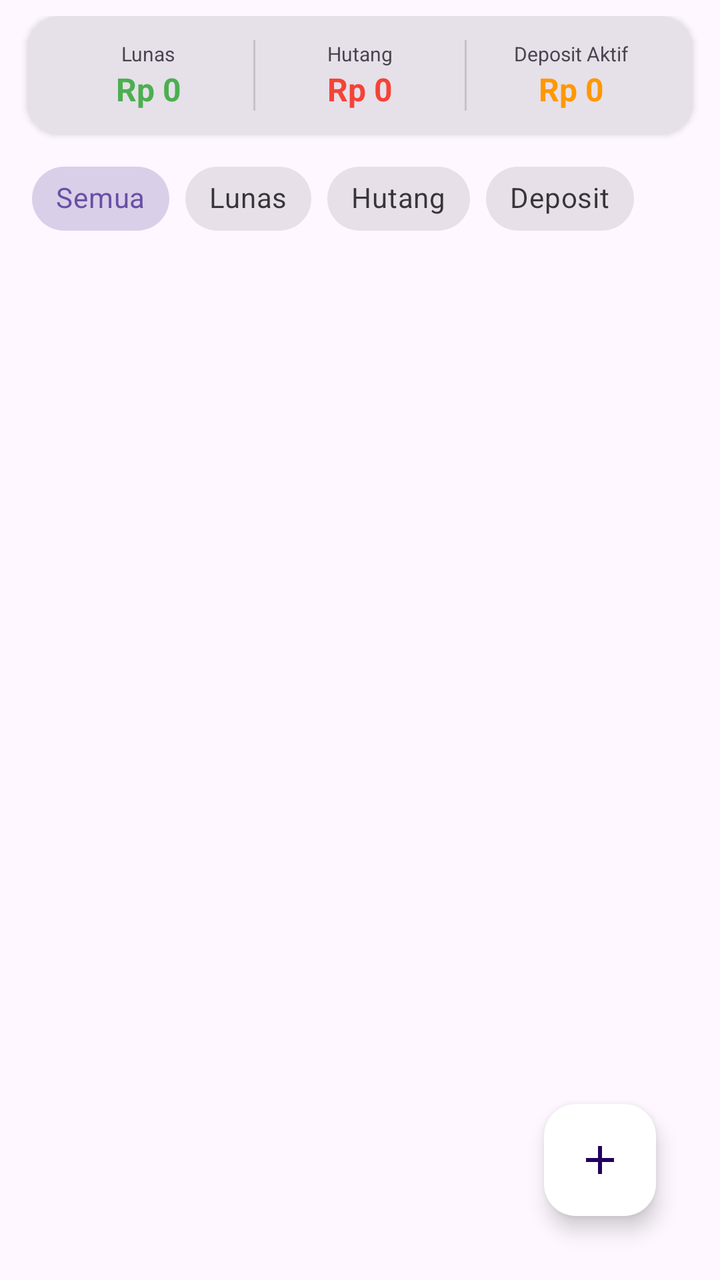
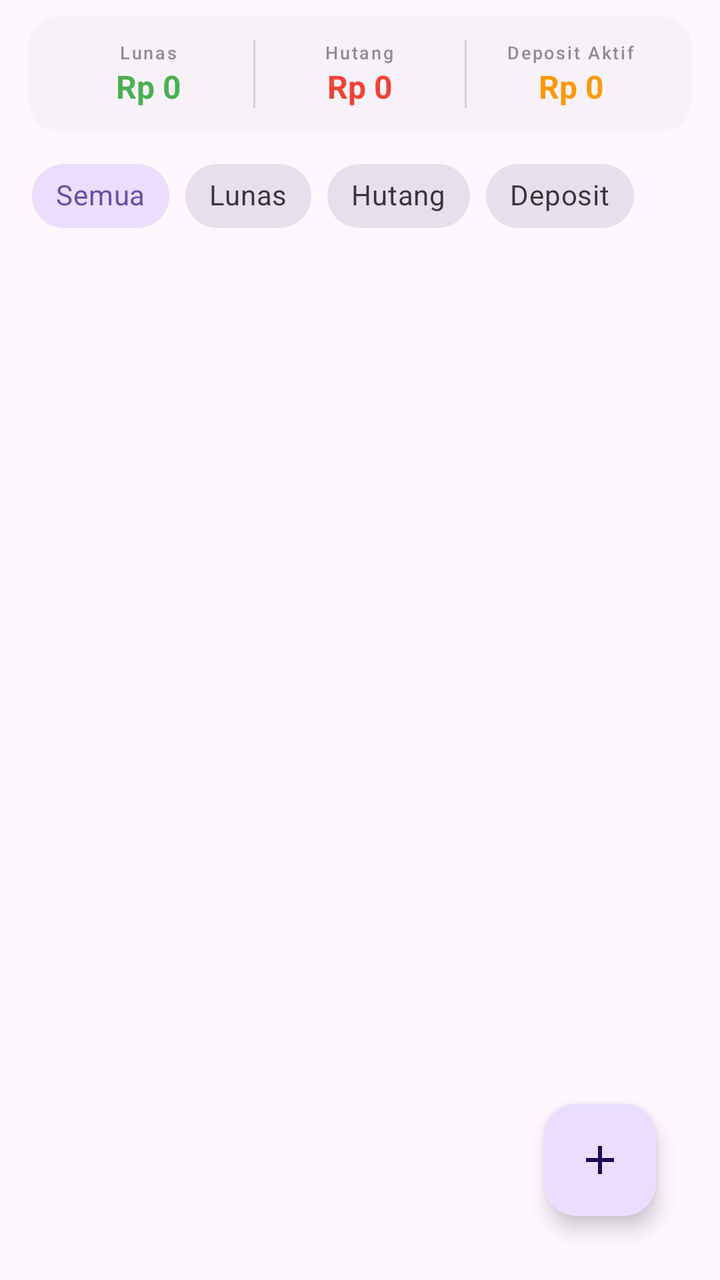

Compare the two renders of this Android layout. The source of the first and the diff that turns it into the second are given below.
<!-- AndroidManifest.xml: application theme AppTheme -->
<!-- res/layout/fragment_transaksi.xml -->
<?xml version="1.0" encoding="utf-8"?>
<androidx.constraintlayout.widget.ConstraintLayout
     xmlns:android="http://schemas.android.com/apk/res/android"
     xmlns:app="http://schemas.android.com/apk/res-auto"
     android:layout_height="match_parent"
     android:layout_width="match_parent"
     android:padding="8dp">

    <com.google.android.material.card.MaterialCardView
         android:layout_height="wrap_content"
         android:layout_width="match_parent"
         android:clickable="true"
         android:layout_margin="6dp"
         app:cardElevation="2dp"
         style="?attr/materialCardViewFilledStyle"
         app:cardCornerRadius="16dp"
         android:focusable="true"
         android:id="@+id/card_summary"
         android:foreground="?android:attr/selectableItemBackground">

        <LinearLayout
             android:layout_height="wrap_content"
             android:layout_width="match_parent"
             android:padding="12dp"
             android:orientation="vertical">

            <LinearLayout
                 android:layout_height="wrap_content"
                 android:layout_width="match_parent"
                 android:orientation="horizontal"
                 android:baselineAligned="false">

                <LinearLayout
                     android:layout_height="wrap_content"
                     android:layout_width="0dp"
                     android:gravity="center"
                     android:orientation="vertical"
                     android:layout_weight="1">

                    <TextView
                         android:layout_height="wrap_content"
                         android:layout_width="wrap_content"
                         android:textSize="10sp"
                         android:text="Lunas" />

                    <TextView
                         android:layout_height="wrap_content"
                         android:layout_width="wrap_content"
                         android:textSize="16sp"
                         android:textColor="#4CAF50"
                         android:id="@+id/tv_total_lunas"
                         android:text="Rp 0"
                         android:textStyle="bold" />

                </LinearLayout>

                <View
                     android:layout_height="match_parent"
                     android:layout_width="1dp"
                     android:background="?attr/colorOnSurfaceVariant"
                     android:alpha="0.2"
                     android:layout_marginHorizontal="4dp" />

                <LinearLayout
                     android:layout_height="wrap_content"
                     android:layout_width="0dp"
                     android:gravity="center"
                     android:orientation="vertical"
                     android:layout_weight="1">

                    <TextView
                         android:layout_height="wrap_content"
                         android:layout_width="wrap_content"
                         android:textSize="10sp"
                         android:text="Hutang" />

                    <TextView
                         android:layout_height="wrap_content"
                         android:layout_width="wrap_content"
                         android:textSize="16sp"
                         android:textColor="#F44336"
                         android:id="@+id/tv_total_hutang"
                         android:text="Rp 0"
                         android:textStyle="bold" />

                </LinearLayout>

                <View
                     android:layout_height="match_parent"
                     android:layout_width="1dp"
                     android:background="?attr/colorOnSurfaceVariant"
                     android:alpha="0.2"
                     android:layout_marginHorizontal="4dp" />

                <LinearLayout
                     android:layout_height="wrap_content"
                     android:layout_width="0dp"
                     android:gravity="center"
                     android:orientation="vertical"
                     android:layout_weight="1">

                    <TextView
                         android:layout_height="wrap_content"
                         android:layout_width="wrap_content"
                         android:textSize="10sp"
                         android:text="Deposit Aktif" />

                    <TextView
                         android:layout_height="wrap_content"
                         android:layout_width="wrap_content"
                         android:textSize="16sp"
                         android:textColor="#FF9800"
                         android:id="@+id/tv_total_deposit"
                         android:text="Rp 0"
                         android:textStyle="bold" />

                </LinearLayout>

            </LinearLayout>

            <com.github.mikephil.charting.charts.BarChart
                 android:layout_height="200dp"
                 android:layout_width="match_parent"
                 android:visibility="gone"
                 android:layout_marginBottom="8dp"
                 android:id="@+id/barChart" />

        </LinearLayout>

    </com.google.android.material.card.MaterialCardView>

    <com.google.android.material.chip.ChipGroup
         android:layout_height="wrap_content"
         android:layout_width="match_parent"
         app:singleSelection="true"
         android:layout_marginTop="8dp"
         android:layout_marginStart="8dp"
         app:selectionRequired="true"
         app:layout_constraintTop_toBottomOf="@id/card_summary"
         android:id="@+id/chip_group_filter">

        <com.google.android.material.chip.Chip
             android:layout_height="wrap_content"
             android:layout_width="wrap_content"
             app:rippleColor="?attr/colorPrimary"
             style="@style/Widget.MaterialComponents.Chip.Choice"
             android:checked="true"
             android:id="@+id/chip_all"
             android:text="Semua" />

        <com.google.android.material.chip.Chip
             android:layout_height="wrap_content"
             android:layout_width="wrap_content"
             app:rippleColor="#4CAF50"
             style="@style/Widget.MaterialComponents.Chip.Choice"
             android:id="@+id/chip_lunas"
             android:text="Lunas" />

        <com.google.android.material.chip.Chip
             android:layout_height="wrap_content"
             android:layout_width="wrap_content"
             app:rippleColor="#F44336"
             style="@style/Widget.MaterialComponents.Chip.Choice"
             android:id="@+id/chip_hutang"
             android:text="Hutang" />

        <com.google.android.material.chip.Chip
             android:layout_height="wrap_content"
             android:layout_width="wrap_content"
             app:rippleColor="#FF9800"
             style="@style/Widget.MaterialComponents.Chip.Choice"
             android:id="@+id/chip_deposit"
             android:text="Deposit" />

    </com.google.android.material.chip.ChipGroup>

    <LinearLayout
         android:layout_height="wrap_content"
         android:layout_width="wrap_content"
         android:visibility="gone"
         android:gravity="center"
         android:orientation="vertical"
         app:layout_constraintStart_toStartOf="parent"
         app:layout_constraintEnd_toEndOf="parent"
         app:layout_constraintBottom_toBottomOf="parent"
         app:layout_constraintTop_toBottomOf="@id/chip_group_filter"
         android:id="@+id/layout_empty">

        <ImageView
             android:layout_height="120dp"
             android:layout_width="120dp"
             android:src="@drawable/ic_empty_box"
             android:alpha="0.5"
             app:tint="?attr/colorOnSurfaceVariant" />

        <TextView
             android:layout_height="wrap_content"
             android:layout_width="wrap_content"
             android:alpha="0.6"
             android:textSize="16sp"
             android:textColor="?attr/colorOnSurfaceVariant"
             android:layout_marginTop="12dp"
             android:id="@+id/tv_empty_msg"
             android:text="Belum ada transaksi"
             android:textStyle="bold" />

        <TextView
             android:layout_height="wrap_content"
             android:layout_width="wrap_content"
             android:alpha="0.5"
             android:textSize="12sp"
             android:textColor="?attr/colorOnSurfaceVariant"
             android:text="Klik tombol + untuk menambah" />

    </LinearLayout>

    <androidx.recyclerview.widget.RecyclerView
         android:layout_height="0dp"
         android:layout_width="match_parent"
         android:layout_marginTop="8dp"
         app:layout_constraintBottom_toBottomOf="parent"
         app:layoutManager="androidx.recyclerview.widget.LinearLayoutManager"
         app:layout_constraintTop_toBottomOf="@id/chip_group_filter"
         android:id="@+id/rv_transaksi" />

    <com.google.android.material.floatingactionbutton.FloatingActionButton
         android:layout_height="wrap_content"
         android:layout_width="wrap_content"
         android:layout_marginBottom="24dp"
         android:layout_marginEnd="24dp"
         android:contentDescription="Tambah Transaksi"
         app:backgroundTint="?attr/colorOnPrimary"
         app:layout_constraintEnd_toEndOf="parent"
         app:layout_constraintBottom_toBottomOf="parent"
         app:srcCompat="@drawable/ic_add"
         android:id="@+id/fab_add_transaksi" />

</androidx.constraintlayout.widget.ConstraintLayout>
<!-- resources referenced by this layout -->
<resources>
  <!-- drawable ic_add (drawable) -->
  <vector
          xmlns:android="http://schemas.android.com/apk/res/android"
      android:width="24dp"
      android:height="24dp"
      android:viewportWidth="24"
      android:viewportHeight="24">
      <path
          android:fillColor="?attr/colorPrimary"
          android:pathData="M19,13h-6v6h-2v-6H5v-2h6V5h2v6h6v2z" />
  </vector>
  <!-- drawable ic_empty_box: png bitmap (drawable, 12881 bytes) -->
  <style name="AppTheme" parent="Base.AppTheme" />
  <style name="Base.AppTheme" parent="Theme.Material3.DayNight.NoActionBar">
          <item name="android:windowBackground">?attr/colorSurface</item>
          <item name="android:statusBarColor">?attr/colorSurface</item>
          <item name="android:windowLightStatusBar">true</item>
          <item name="android:windowActionBarOverlay">true</item>
          <item name="android:windowContentOverlay">@null</item>
      </style>
</resources>

<!-- the commit's change to res/layout/fragment_transaksi.xml (unified diff, before → after) -->
@@ -1,238 +1,282 @@
 <?xml version="1.0" encoding="utf-8"?>
 <androidx.constraintlayout.widget.ConstraintLayout
-     xmlns:android="http://schemas.android.com/apk/res/android"
-     xmlns:app="http://schemas.android.com/apk/res-auto"
-     android:layout_height="match_parent"
-     android:layout_width="match_parent"
-     android:padding="8dp">
+    xmlns:android="http://schemas.android.com/apk/res/android"
+    xmlns:app="http://schemas.android.com/apk/res-auto"
+    android:layout_height="match_parent"
+    android:layout_width="match_parent"
+    android:padding="8dp">
 
     <com.google.android.material.card.MaterialCardView
-         android:layout_height="wrap_content"
-         android:layout_width="match_parent"
-         android:clickable="true"
-         android:layout_margin="6dp"
-         app:cardElevation="2dp"
-         style="?attr/materialCardViewFilledStyle"
-         app:cardCornerRadius="16dp"
-         android:focusable="true"
-         android:id="@+id/card_summary"
-         android:foreground="?android:attr/selectableItemBackground">
+        android:layout_height="wrap_content"
+        android:layout_width="match_parent"
+        android:clickable="true"
+        android:layout_margin="6dp"
+        app:cardElevation="0dp"
+        style="?attr/materialCardViewElevatedStyle"
+        app:cardCornerRadius="16dp"
+        android:focusable="true"
+        android:id="@+id/card_summary"
+        android:foreground="?android:attr/selectableItemBackground">
 
         <LinearLayout
-             android:layout_height="wrap_content"
-             android:layout_width="match_parent"
-             android:padding="12dp"
-             android:orientation="vertical">
+            android:layout_height="wrap_content"
+            android:layout_width="match_parent"
+            android:animateLayoutChanges="true"
+            android:padding="12dp"
+            android:orientation="vertical">
 
             <LinearLayout
-                 android:layout_height="wrap_content"
-                 android:layout_width="match_parent"
-                 android:orientation="horizontal"
-                 android:baselineAligned="false">
+                android:layout_height="wrap_content"
+                android:layout_width="match_parent"
+                android:orientation="horizontal"
+                android:baselineAligned="false">
 
                 <LinearLayout
-                     android:layout_height="wrap_content"
-                     android:layout_width="0dp"
-                     android:gravity="center"
-                     android:orientation="vertical"
-                     android:layout_weight="1">
-
-                    <TextView
-                         android:layout_height="wrap_content"
-                         android:layout_width="wrap_content"
-                         android:textSize="10sp"
-                         android:text="Lunas" />
-
-                    <TextView
-                         android:layout_height="wrap_content"
-                         android:layout_width="wrap_content"
-                         android:textSize="16sp"
-                         android:textColor="#4CAF50"
-                         android:id="@+id/tv_total_lunas"
-                         android:text="Rp 0"
-                         android:textStyle="bold" />
+                    android:layout_height="wrap_content"
+                    android:layout_width="0dp"
+                    android:gravity="center"
+                    android:orientation="vertical"
+                    android:layout_weight="1">
+
+                    <TextView
+                        android:layout_height="wrap_content"
+                        android:layout_width="wrap_content"
+                        android:textSize="9sp"
+                        android:alpha="0.6"
+                        android:letterSpacing="0.1"
+                        android:fontFamily="sans-serif-medium"
+                        android:text="Lunas" />
+
+                    <TextView
+                        android:layout_height="wrap_content"
+                        android:layout_width="wrap_content"
+                        android:textSize="16sp"
+                        android:textColor="#4CAF50"
+                        android:id="@+id/tv_total_lunas"
+                        android:text="Rp 0"
+                        android:textStyle="bold" />
 
                 </LinearLayout>
 
                 <View
-                     android:layout_height="match_parent"
-                     android:layout_width="1dp"
-                     android:background="?attr/colorOnSurfaceVariant"
-                     android:alpha="0.2"
-                     android:layout_marginHorizontal="4dp" />
+                    android:layout_height="match_parent"
+                    android:layout_width="1dp"
+                    android:background="?attr/colorOnSurfaceVariant"
+                    android:alpha="0.2"
+                    android:layout_marginHorizontal="4dp" />
 
                 <LinearLayout
-                     android:layout_height="wrap_content"
-                     android:layout_width="0dp"
-                     android:gravity="center"
-                     android:orientation="vertical"
-                     android:layout_weight="1">
-
-                    <TextView
-                         android:layout_height="wrap_content"
-                         android:layout_width="wrap_content"
-                         android:textSize="10sp"
-                         android:text="Hutang" />
-
-                    <TextView
-                         android:layout_height="wrap_content"
-                         android:layout_width="wrap_content"
-                         android:textSize="16sp"
-                         android:textColor="#F44336"
-                         android:id="@+id/tv_total_hutang"
-                         android:text="Rp 0"
-                         android:textStyle="bold" />
+                    android:layout_height="wrap_content"
+                    android:layout_width="0dp"
+                    android:gravity="center"
+                    android:orientation="vertical"
+                    android:layout_weight="1">
+
+                    <TextView
+                        android:layout_height="wrap_content"
+                        android:layout_width="wrap_content"
+                        android:textSize="9sp"
+                        android:alpha="0.6"
+                        android:letterSpacing="0.1"
+                        android:fontFamily="sans-serif-medium"
+                        android:text="Hutang" />
+
+                    <TextView
+                        android:layout_height="wrap_content"
+                        android:layout_width="wrap_content"
+                        android:textSize="16sp"
+                        android:textColor="#F44336"
+                        android:id="@+id/tv_total_hutang"
+                        android:text="Rp 0"
+                        android:textStyle="bold" />
 
                 </LinearLayout>
 
                 <View
-                     android:layout_height="match_parent"
-                     android:layout_width="1dp"
-                     android:background="?attr/colorOnSurfaceVariant"
-                     android:alpha="0.2"
-                     android:layout_marginHorizontal="4dp" />
+                    android:layout_height="match_parent"
+                    android:layout_width="1dp"
+                    android:background="?attr/colorOnSurfaceVariant"
+                    android:alpha="0.2"
+                    android:layout_marginHorizontal="4dp" />
 
                 <LinearLayout
-                     android:layout_height="wrap_content"
-                     android:layout_width="0dp"
-                     android:gravity="center"
-                     android:orientation="vertical"
-                     android:layout_weight="1">
-
-                    <TextView
-                         android:layout_height="wrap_content"
-                         android:layout_width="wrap_content"
-                         android:textSize="10sp"
-                         android:text="Deposit Aktif" />
-
-                    <TextView
-                         android:layout_height="wrap_content"
-                         android:layout_width="wrap_content"
-                         android:textSize="16sp"
-                         android:textColor="#FF9800"
-                         android:id="@+id/tv_total_deposit"
-                         android:text="Rp 0"
-                         android:textStyle="bold" />
+                    android:layout_height="wrap_content"
+                    android:layout_width="0dp"
+                    android:gravity="center"
+                    android:orientation="vertical"
+                    android:layout_weight="1">
+
+                    <TextView
+                        android:layout_height="wrap_content"
+                        android:layout_width="wrap_content"
+                        android:textSize="9sp"
+                        android:alpha="0.6"
+                        android:letterSpacing="0.1"
+                        android:fontFamily="sans-serif-medium"
+                        android:text="Deposit Aktif" />
+
+                    <TextView
+                        android:layout_height="wrap_content"
+                        android:layout_width="wrap_content"
+                        android:textSize="16sp"
+                        android:textColor="#FF9800"
+                        android:id="@+id/tv_total_deposit"
+                        android:text="Rp 0"
+                        android:textStyle="bold" />
 
                 </LinearLayout>
 
             </LinearLayout>
 
             <com.github.mikephil.charting.charts.BarChart
-                 android:layout_height="200dp"
-                 android:layout_width="match_parent"
-                 android:visibility="gone"
-                 android:layout_marginBottom="8dp"
-                 android:id="@+id/barChart" />
+                android:layout_height="200dp"
+                android:layout_width="match_parent"
+                android:visibility="gone"
+                android:layout_marginBottom="8dp"
+                android:id="@+id/barChart" />
 
         </LinearLayout>
 
     </com.google.android.material.card.MaterialCardView>
 
     <com.google.android.material.chip.ChipGroup
-         android:layout_height="wrap_content"
-         android:layout_width="match_parent"
-         app:singleSelection="true"
-         android:layout_marginTop="8dp"
-         android:layout_marginStart="8dp"
-         app:selectionRequired="true"
-         app:layout_constraintTop_toBottomOf="@id/card_summary"
-         android:id="@+id/chip_group_filter">
-
-        <com.google.android.material.chip.Chip
-             android:layout_height="wrap_content"
-             android:layout_width="wrap_content"
-             app:rippleColor="?attr/colorPrimary"
-             style="@style/Widget.MaterialComponents.Chip.Choice"
-             android:checked="true"
-             android:id="@+id/chip_all"
-             android:text="Semua" />
-
-        <com.google.android.material.chip.Chip
-             android:layout_height="wrap_content"
-             android:layout_width="wrap_content"
-             app:rippleColor="#4CAF50"
-             style="@style/Widget.MaterialComponents.Chip.Choice"
-             android:id="@+id/chip_lunas"
-             android:text="Lunas" />
-
-        <com.google.android.material.chip.Chip
-             android:layout_height="wrap_content"
-             android:layout_width="wrap_content"
-             app:rippleColor="#F44336"
-             style="@style/Widget.MaterialComponents.Chip.Choice"
-             android:id="@+id/chip_hutang"
-             android:text="Hutang" />
-
-        <com.google.android.material.chip.Chip
-             android:layout_height="wrap_content"
-             android:layout_width="wrap_content"
-             app:rippleColor="#FF9800"
-             style="@style/Widget.MaterialComponents.Chip.Choice"
-             android:id="@+id/chip_deposit"
-             android:text="Deposit" />
+        android:layout_height="wrap_content"
+        android:layout_width="match_parent"
+        app:singleSelection="true"
+        android:layout_marginTop="8dp"
+        android:layout_marginStart="8dp"
+        app:selectionRequired="true"
+        app:layout_constraintTop_toBottomOf="@id/card_summary"
+        android:id="@+id/chip_group_filter">
+
+        <com.google.android.material.chip.Chip
+            android:layout_height="wrap_content"
+            android:layout_width="wrap_content"
+            app:rippleColor="?attr/colorPrimary"
+            style="@style/Widget.MaterialComponents.Chip.Choice"
+            android:checked="true"
+            app:chipBackgroundColor="@color/chip_tint_semua"
+            android:id="@+id/chip_all"
+            android:text="Semua" />
+
+        <com.google.android.material.chip.Chip
+            android:layout_height="wrap_content"
+            android:layout_width="wrap_content"
+            app:rippleColor="#4CAF50"
+            style="@style/Widget.MaterialComponents.Chip.Choice"
+            app:chipBackgroundColor="@color/chip_tint_lunas"
+            android:id="@+id/chip_lunas"
+            android:text="Lunas" />
+
+        <com.google.android.material.chip.Chip
+            android:layout_height="wrap_content"
+            android:layout_width="wrap_content"
+            app:rippleColor="#F44336"
+            style="@style/Widget.MaterialComponents.Chip.Choice"
+            app:chipBackgroundColor="@color/chip_tint_hutang"
+            android:id="@+id/chip_hutang"
+            android:text="Hutang" />
+
+        <com.google.android.material.chip.Chip
+            android:layout_height="wrap_content"
+            android:layout_width="wrap_content"
+            app:rippleColor="#FF9800"
+            style="@style/Widget.MaterialComponents.Chip.Choice"
+            app:chipBackgroundColor="@color/chip_tint_deposit"
+            android:id="@+id/chip_deposit"
+            android:text="Deposit" />
 
     </com.google.android.material.chip.ChipGroup>
 
     <LinearLayout
-         android:layout_height="wrap_content"
-         android:layout_width="wrap_content"
-         android:visibility="gone"
-         android:gravity="center"
-         android:orientation="vertical"
-         app:layout_constraintStart_toStartOf="parent"
-         app:layout_constraintEnd_toEndOf="parent"
-         app:layout_constraintBottom_toBottomOf="parent"
-         app:layout_constraintTop_toBottomOf="@id/chip_group_filter"
-         android:id="@+id/layout_empty">
+        android:layout_height="wrap_content"
+        android:layout_width="wrap_content"
+        android:visibility="gone"
+        android:gravity="center"
+        android:orientation="vertical"
+        app:layout_constraintStart_toStartOf="parent"
+        app:layout_constraintEnd_toEndOf="parent"
+        app:layout_constraintBottom_toBottomOf="parent"
+        app:layout_constraintTop_toBottomOf="@id/chip_group_filter"
+        android:id="@+id/layout_empty">
 
         <ImageView
-             android:layout_height="120dp"
-             android:layout_width="120dp"
-             android:src="@drawable/ic_empty_box"
-             android:alpha="0.5"
-             app:tint="?attr/colorOnSurfaceVariant" />
+            android:layout_height="120dp"
+            android:layout_width="120dp"
+            android:src="@drawable/ic_empty_box"
+            android:alpha="0.5"
+            app:tint="?attr/colorOnSurfaceVariant" />
 
         <TextView
-             android:layout_height="wrap_content"
-             android:layout_width="wrap_content"
-             android:alpha="0.6"
-             android:textSize="16sp"
-             android:textColor="?attr/colorOnSurfaceVariant"
-             android:layout_marginTop="12dp"
-             android:id="@+id/tv_empty_msg"
-             android:text="Belum ada transaksi"
-             android:textStyle="bold" />
+            android:layout_height="wrap_content"
+            android:layout_width="wrap_content"
+            android:alpha="0.6"
+            android:textSize="16sp"
+            android:textColor="?attr/colorOnSurfaceVariant"
+            android:layout_marginTop="12dp"
+            android:id="@+id/tv_empty_msg"
+            android:text="Belum ada transaksi"
+            android:textStyle="bold" />
 
         <TextView
-             android:layout_height="wrap_content"
-             android:layout_width="wrap_content"
-             android:alpha="0.5"
-             android:textSize="12sp"
-             android:textColor="?attr/colorOnSurfaceVariant"
-             android:text="Klik tombol + untuk menambah" />
+            android:layout_height="wrap_content"
+            android:layout_width="wrap_content"
+            android:alpha="0.5"
+            android:textSize="12sp"
+            android:textColor="?attr/colorOnSurfaceVariant"
+            android:text="Klik tombol + untuk menambah" />
 
     </LinearLayout>
 
     <androidx.recyclerview.widget.RecyclerView
-         android:layout_height="0dp"
-         android:layout_width="match_parent"
-         android:layout_marginTop="8dp"
-         app:layout_constraintBottom_toBottomOf="parent"
-         app:layoutManager="androidx.recyclerview.widget.LinearLayoutManager"
-         app:layout_constraintTop_toBottomOf="@id/chip_group_filter"
-         android:id="@+id/rv_transaksi" />
+        android:layout_height="0dp"
+        android:layout_width="match_parent"
+        android:layout_marginTop="8dp"
+        app:layout_constraintBottom_toBottomOf="parent"
+        app:layoutManager="androidx.recyclerview.widget.LinearLayoutManager"
+        app:layout_constraintTop_toBottomOf="@id/chip_group_filter"
+        android:id="@+id/rv_transaksi" />
+
+    <View
+        android:layout_height="match_parent"
+        android:layout_width="match_parent"
+        android:visibility="gone"
+        android:clickable="true"
+        android:focusable="true"
+        android:id="@+id/fab_overlay_transaksi" />
 
     <com.google.android.material.floatingactionbutton.FloatingActionButton
-         android:layout_height="wrap_content"
-         android:layout_width="wrap_content"
-         android:layout_marginBottom="24dp"
-         android:layout_marginEnd="24dp"
-         android:contentDescription="Tambah Transaksi"
-         app:backgroundTint="?attr/colorOnPrimary"
-         app:layout_constraintEnd_toEndOf="parent"
-         app:layout_constraintBottom_toBottomOf="parent"
-         app:srcCompat="@drawable/ic_add"
-         android:id="@+id/fab_add_transaksi" />
+        android:layout_height="wrap_content"
+        android:layout_width="wrap_content"
+        android:layout_marginBottom="16dp"
+        android:visibility="gone"
+        app:layout_constraintStart_toStartOf="@+id/fab_main_transaksi"
+        app:layout_constraintEnd_toEndOf="@+id/fab_main_transaksi"
+        app:layout_constraintBottom_toTopOf="@+id/fab_main_transaksi"
+        app:fabSize="mini"
+        app:srcCompat="@drawable/ic_add_chart"
+        android:id="@+id/fab_tambah_manual" />
+
+    <com.google.android.material.floatingactionbutton.FloatingActionButton
+        android:layout_height="wrap_content"
+        android:layout_width="wrap_content"
+        android:layout_marginBottom="16dp"
+        android:visibility="gone"
+        app:layout_constraintStart_toStartOf="@+id/fab_tambah_manual"
+        app:layout_constraintEnd_toEndOf="@+id/fab_tambah_manual"
+        app:layout_constraintBottom_toTopOf="@+id/fab_tambah_manual"
+        app:fabSize="mini"
+        app:srcCompat="@drawable/ic_barcode_scan"
+        android:id="@+id/fab_scan_barcode" />
+
+    <com.google.android.material.floatingactionbutton.FloatingActionButton
+        android:layout_height="wrap_content"
+        android:layout_width="wrap_content"
+        android:layout_marginBottom="24dp"
+        android:layout_marginEnd="24dp"
+        app:layout_constraintEnd_toEndOf="parent"
+        app:layout_constraintBottom_toBottomOf="parent"
+        app:srcCompat="@drawable/ic_add"
+        android:id="@+id/fab_main_transaksi" />
 
 </androidx.constraintlayout.widget.ConstraintLayout>
<!-- resource entries referenced after the edit -->
@@ -11,6 +11,28 @@
           android:fillColor="?attr/colorPrimary"
           android:pathData="M19,13h-6v6h-2v-6H5v-2h6V5h2v6h6v2z" />
   </vector>
+  <!-- drawable ic_add_chart (drawable) -->
+  <vector xmlns:android="http://schemas.android.com/apk/res/android"
+      android:width="24dp"
+      android:height="24dp"
+      android:viewportWidth="24"
+      android:viewportHeight="24"
+      android:tint="?attr/colorPrimary">
+    <path
+        android:fillColor="@android:color/white"
+        android:pathData="M11,9h2L13,6h3L16,4h-3L13,1h-2v3L8,4v2h3v3zM7,18c-1.1,0 -1.99,0.9 -1.99,2S5.9,22 7,22s2,-0.9 2,-2 -0.9,-2 -2,-2zM17,18c-1.1,0 -1.99,0.9 -1.99,2s0.89,2 1.99,2 2,-0.9 2,-2 -0.9,-2 -2,-2zM7.17,14.75l0.03,-0.12 0.9,-1.63h7.45c0.75,0 1.41,-0.41 1.75,-1.03l3.86,-7.01L19.42,4h-0.01l-1.1,2 -2.76,5L8.53,11l-0.13,-0.27L6.16,6l-0.95,-2 -0.94,-2L1,2v2h2l3.6,7.59 -1.35,2.45c-0.16,0.28 -0.25,0.61 -0.25,0.96 0,1.1 0.9,2 2,2h12v-2L7.42,15c-0.13,0 -0.25,-0.11 -0.25,-0.25z"/>
+  </vector>
+  <!-- drawable ic_barcode_scan (drawable) -->
+  <vector
+          xmlns:android="http://schemas.android.com/apk/res/android"
+          android:height="24dp"
+          android:width="24dp"
+          android:viewportWidth="24"
+          android:viewportHeight="24">
+      <path
+              android:fillColor="?attr/colorPrimary"
+              android:pathData="M4,6H6V18H4V6M7,6H8V18H7V6M9,6H12V18H9V6M13,6H14V18H13V6M16,6H18V18H16V6M19,6H20V18H19V6M2,4V8H0V4A2,2 0 0,1 2,2H6V4H2M22,2A2,2 0 0,1 24,4V8H22V4H18V2H22M2,16V20H6V22H2A2,2 0 0,1 0,20V16H2M22,20V16H24V20A2,2 0 0,1 22,22H18V20H22Z" />
+  </vector>
   <!-- drawable ic_empty_box: png bitmap (drawable, 12881 bytes) -->
   <style name="AppTheme" parent="Base.AppTheme" />
   <style name="Base.AppTheme" parent="Theme.Material3.DayNight.NoActionBar">
